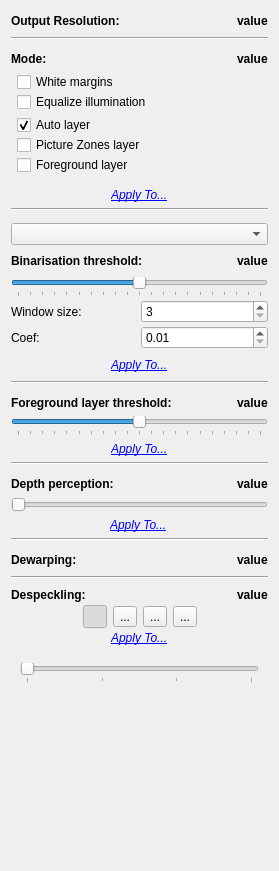
Above: src/core/filters/output/ui/OutputOptionsWidget.ui from ImageProcessing-ElectronicPublications/scantailor-deviant before the change. Below: the same form after it.
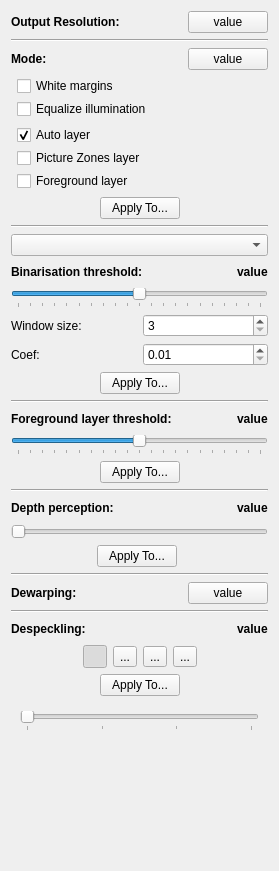
That is the form after the change. Icons and pictures are not drawn.

Patch:
```diff
--- a/src/core/filters/output/ui/OutputOptionsWidget.ui
+++ b/src/core/filters/output/ui/OutputOptionsWidget.ui
@@ -49,13 +49,7 @@
       </spacer>
      </item>
      <item>
-      <widget class="QLabel" name="dpiValue">
-       <property name="font">
-        <font>
-         <weight>75</weight>
-         <bold>true</bold>
-        </font>
-       </property>
+      <widget class="QPushButton" name="dpiValue">
        <property name="text">
         <string notr="true">value</string>
        </property>
@@ -73,7 +67,7 @@
    <item>
     <widget class="QWidget" name="modePanel" native="true">
      <property name="sizePolicy">
-      <sizepolicy hsizetype="Preferred" vsizetype="Preferred">
+      <sizepolicy hsizetype="Preferred" vsizetype="Minimum">
        <horstretch>0</horstretch>
        <verstretch>0</verstretch>
       </sizepolicy>
@@ -81,30 +75,30 @@
      <property name="minimumSize">
       <size>
        <width>0</width>
-       <height>168</height>
+       <height>0</height>
       </size>
      </property>
      <property name="maximumSize">
       <size>
        <width>16777215</width>
-       <height>168</height>
+       <height>16777215</height>
       </size>
      </property>
      <layout class="QVBoxLayout" name="verticalLayout_6">
       <property name="spacing">
-       <number>3</number>
+       <number>6</number>
       </property>
       <property name="leftMargin">
        <number>0</number>
       </property>
       <property name="topMargin">
-       <number>3</number>
+       <number>0</number>
       </property>
       <property name="rightMargin">
        <number>0</number>
       </property>
       <property name="bottomMargin">
-       <number>3</number>
+       <number>0</number>
       </property>
       <item>
        <layout class="QHBoxLayout" name="horizontalLayout_3">
@@ -135,21 +129,9 @@
          </spacer>
         </item>
         <item>
-         <widget class="QLabel" name="modeValue">
-          <property name="font">
-           <font>
-            <weight>75</weight>
-            <bold>true</bold>
-           </font>
-          </property>
-          <property name="contextMenuPolicy">
-           <enum>Qt::NoContextMenu</enum>
-          </property>
+         <widget class="QPushButton" name="modeValue">
           <property name="text">
-           <string notr="true">value</string>
-          </property>
-          <property name="textFormat">
-           <enum>Qt::RichText</enum>
+           <string>value</string>
           </property>
          </widget>
         </item>
@@ -159,7 +141,7 @@
        <widget class="QWidget" name="illuminationPanel" native="true">
         <layout class="QVBoxLayout" name="verticalLayout_3">
          <property name="spacing">
-          <number>0</number>
+          <number>3</number>
          </property>
          <property name="leftMargin">
           <number>6</number>
@@ -194,7 +176,7 @@
        <widget class="QWidget" name="layersPanel" native="true">
         <layout class="QVBoxLayout" name="verticalLayout_111">
          <property name="spacing">
-          <number>0</number>
+          <number>3</number>
          </property>
          <property name="leftMargin">
           <number>6</number>
@@ -235,19 +217,6 @@
         </layout>
        </widget>
       </item>
-      <item>
-       <spacer name="verticalSpacer_2">
-        <property name="orientation">
-         <enum>Qt::Vertical</enum>
-        </property>
-        <property name="sizeHint" stdset="0">
-         <size>
-          <width>20</width>
-          <height>40</height>
-         </size>
-        </property>
-       </spacer>
-      </item>
       <item>
        <layout class="QHBoxLayout" name="horizontalLayout_5">
         <item>
@@ -264,20 +233,9 @@
          </spacer>
         </item>
         <item>
-         <widget class="QLabel" name="applyColorsButton">
-          <property name="font">
-           <font>
-            <italic>true</italic>
-           </font>
-          </property>
-          <property name="contextMenuPolicy">
-           <enum>Qt::NoContextMenu</enum>
-          </property>
+         <widget class="QPushButton" name="applyColorsButton">
           <property name="text">
-           <string>&lt;a href=&quot;#&quot;&gt;Apply To...&lt;/a&gt;</string>
-          </property>
-          <property name="textFormat">
-           <enum>Qt::RichText</enum>
+           <string>Apply To...</string>
           </property>
          </widget>
         </item>
@@ -308,16 +266,22 @@
    </item>
    <item>
     <widget class="QWidget" name="widget" native="true">
+     <property name="sizePolicy">
+      <sizepolicy hsizetype="Preferred" vsizetype="Minimum">
+       <horstretch>0</horstretch>
+       <verstretch>0</verstretch>
+      </sizepolicy>
+     </property>
      <property name="minimumSize">
       <size>
        <width>0</width>
-       <height>164</height>
+       <height>0</height>
       </size>
      </property>
      <property name="maximumSize">
       <size>
        <width>16777215</width>
-       <height>164</height>
+       <height>16777215</height>
       </size>
      </property>
      <layout class="QVBoxLayout" name="verticalLayout_7">
@@ -340,13 +304,13 @@
        <widget class="QWidget" name="bwOptions" native="true">
         <layout class="QVBoxLayout" name="verticalLayout">
          <property name="spacing">
-          <number>3</number>
+          <number>6</number>
          </property>
          <property name="leftMargin">
           <number>0</number>
          </property>
          <property name="topMargin">
-          <number>3</number>
+          <number>0</number>
          </property>
          <property name="rightMargin">
           <number>0</number>
@@ -355,7 +319,11 @@
           <number>0</number>
          </property>
          <item>
-          <widget class="QComboBox" name="thresholdMethodSelector"/>
+          <widget class="QComboBox" name="thresholdMethodSelector">
+           <property name="maxVisibleItems">
+            <number>11</number>
+           </property>
+          </widget>
          </item>
          <item>
           <layout class="QHBoxLayout" name="horizontalLayout_12">
@@ -513,20 +481,9 @@
             </spacer>
            </item>
            <item>
-            <widget class="QLabel" name="applyThresholdButton">
-             <property name="font">
-              <font>
-               <italic>true</italic>
-              </font>
-             </property>
-             <property name="contextMenuPolicy">
-              <enum>Qt::NoContextMenu</enum>
-             </property>
+            <widget class="QPushButton" name="applyThresholdButton">
              <property name="text">
-              <string>&lt;a href=&quot;#&quot;&gt;Apply To...&lt;/a&gt;</string>
-             </property>
-             <property name="textFormat">
-              <enum>Qt::RichText</enum>
+              <string>Apply To...</string>
              </property>
             </widget>
            </item>
@@ -562,13 +519,13 @@
     <widget class="QWidget" name="bwForegroundOptions" native="true">
      <layout class="QVBoxLayout" name="verticalLayout_4">
       <property name="spacing">
-       <number>3</number>
+       <number>6</number>
       </property>
       <property name="leftMargin">
        <number>0</number>
       </property>
       <property name="topMargin">
-       <number>3</number>
+       <number>0</number>
       </property>
       <property name="rightMargin">
        <number>0</number>
@@ -685,20 +642,9 @@
          </spacer>
         </item>
         <item>
-         <widget class="QLabel" name="applyForegroundThresholdButton">
-          <property name="font">
-           <font>
-            <italic>true</italic>
-           </font>
-          </property>
-          <property name="contextMenuPolicy">
-           <enum>Qt::NoContextMenu</enum>
-          </property>
+         <widget class="QPushButton" name="applyForegroundThresholdButton">
           <property name="text">
-           <string>&lt;a href=&quot;#&quot;&gt;Apply To...&lt;/a&gt;</string>
-          </property>
-          <property name="textFormat">
-           <enum>Qt::RichText</enum>
+           <string>Apply To...</string>
           </property>
          </widget>
         </item>
@@ -731,19 +677,19 @@
     <widget class="QWidget" name="depthPerceptionPanel" native="true">
      <layout class="QVBoxLayout" name="verticalLayout_2">
       <property name="spacing">
-       <number>3</number>
+       <number>6</number>
       </property>
       <property name="leftMargin">
        <number>0</number>
       </property>
       <property name="topMargin">
-       <number>3</number>
+       <number>0</number>
       </property>
       <property name="rightMargin">
        <number>0</number>
       </property>
       <property name="bottomMargin">
-       <number>3</number>
+       <number>0</number>
       </property>
       <item>
        <layout class="QHBoxLayout" name="horizontalLayout_17">
@@ -830,20 +776,9 @@
          </spacer>
         </item>
         <item>
-         <widget class="QLabel" name="applyDepthPerception">
-          <property name="font">
-           <font>
-            <italic>true</italic>
-           </font>
-          </property>
-          <property name="contextMenuPolicy">
-           <enum>Qt::NoContextMenu</enum>
-          </property>
+         <widget class="QPushButton" name="applyDepthPerception">
           <property name="text">
-           <string>&lt;a href=&quot;#&quot;&gt;Apply To...&lt;/a&gt;</string>
-          </property>
-          <property name="textFormat">
-           <enum>Qt::RichText</enum>
+           <string>Apply To...</string>
           </property>
          </widget>
         </item>
@@ -908,21 +843,9 @@
       </spacer>
      </item>
      <item>
-      <widget class="QLabel" name="dewarpingStatusLabel">
-       <property name="font">
-        <font>
-         <weight>75</weight>
-         <bold>true</bold>
-        </font>
-       </property>
-       <property name="contextMenuPolicy">
-        <enum>Qt::NoContextMenu</enum>
-       </property>
+      <widget class="QPushButton" name="dewarpingStatusButton">
        <property name="text">
-        <string notr="true">value</string>
-       </property>
-       <property name="textFormat">
-        <enum>Qt::RichText</enum>
+        <string>value</string>
        </property>
       </widget>
      </item>
@@ -939,7 +862,7 @@
     <widget class="QWidget" name="despecklingPanel" native="true">
      <layout class="QVBoxLayout" name="verticalLayout_5">
       <property name="spacing">
-       <number>0</number>
+       <number>6</number>
       </property>
       <property name="leftMargin">
        <number>0</number>
@@ -1148,20 +1071,9 @@
          </spacer>
         </item>
         <item>
-         <widget class="QLabel" name="applyDespeckleButton">
-          <property name="font">
-           <font>
-            <italic>true</italic>
-           </font>
-          </property>
-          <property name="contextMenuPolicy">
-           <enum>Qt::NoContextMenu</enum>
-          </property>
+         <widget class="QPushButton" name="applyDespeckleButton">
           <property name="text">
-           <string>&lt;a href=&quot;#&quot;&gt;Apply To...&lt;/a&gt;</string>
-          </property>
-          <property name="textFormat">
-           <enum>Qt::RichText</enum>
+           <string>Apply To...</string>
           </property>
          </widget>
         </item>
```
Left out of the diff: 42 changed lines with no effect on the pictures.
